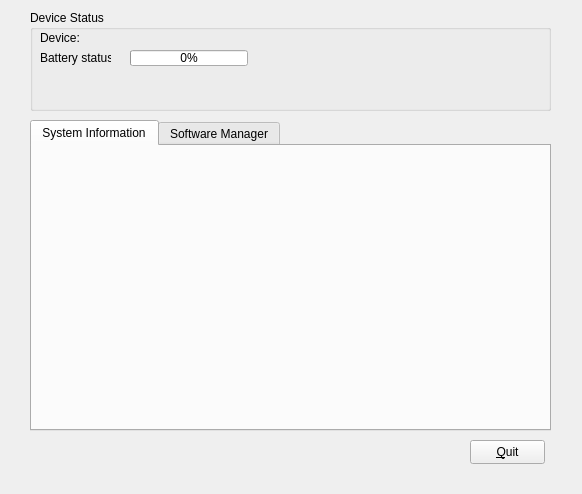
Above: synce-kpm/synce-kpm/data/ui/synce-kpm-mainwindow.ui from playday3008/SynCE before the change. Below: the same form after it.
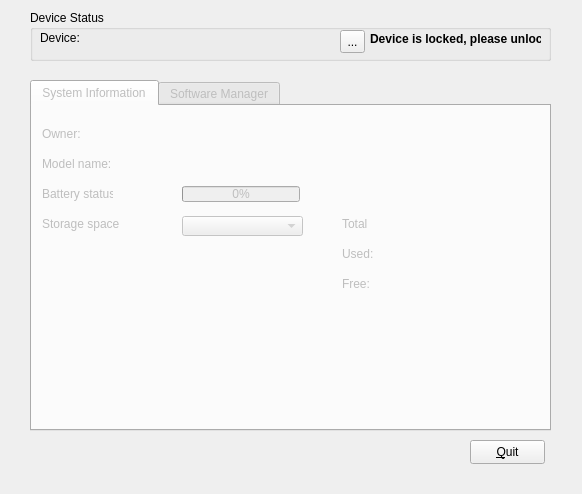
That is the form after the change.

Commit message: * Implemented Minimize-to-tray. Application must be quit 	  through Quit button, not through closing window 	* Implemented About dialog 	* Implemented handling of locked WM5 devices 	* Implemented handling of locked WM6 devices 	* Implemented more information on sysinfo screen 	* Did a bit of code-cleanup (more of this is needed)

The edit to the form file:
```diff
--- a/synce-kpm/synce-kpm/data/ui/synce-kpm-mainwindow.ui
+++ b/synce-kpm/synce-kpm/data/ui/synce-kpm-mainwindow.ui
@@ -18,7 +18,7 @@
      <x>30</x>
      <y>10</y>
      <width>521</width>
-     <height>101</height>
+     <height>51</height>
     </rect>
    </property>
    <property name="title" >
@@ -37,40 +37,6 @@
      <string>Device:</string>
     </property>
    </widget>
-   <widget class="QLabel" name="label_2" >
-    <property name="geometry" >
-     <rect>
-      <x>10</x>
-      <y>40</y>
-      <width>71</width>
-      <height>16</height>
-     </rect>
-    </property>
-    <property name="text" >
-     <string>Battery status:</string>
-    </property>
-   </widget>
-   <widget class="QProgressBar" name="batteryStatus" >
-    <property name="geometry" >
-     <rect>
-      <x>100</x>
-      <y>40</y>
-      <width>118</width>
-      <height>16</height>
-     </rect>
-    </property>
-    <property name="font" >
-     <font>
-      <pointsize>9</pointsize>
-     </font>
-    </property>
-    <property name="value" >
-     <number>0</number>
-    </property>
-    <property name="invertedAppearance" >
-     <bool>false</bool>
-    </property>
-   </widget>
    <widget class="QLabel" name="label_devicename" >
     <property name="geometry" >
      <rect>
@@ -97,6 +63,46 @@
      <string/>
     </property>
    </widget>
+   <widget class="QToolButton" name="toolButtonDeviceIsLocked" >
+    <property name="enabled" >
+     <bool>true</bool>
+    </property>
+    <property name="geometry" >
+     <rect>
+      <x>310</x>
+      <y>20</y>
+      <width>25</width>
+      <height>23</height>
+     </rect>
+    </property>
+    <property name="text" >
+     <string>...</string>
+    </property>
+   </widget>
+   <widget class="QLabel" name="labelDeviceIsLocked" >
+    <property name="geometry" >
+     <rect>
+      <x>340</x>
+      <y>20</y>
+      <width>171</width>
+      <height>18</height>
+     </rect>
+    </property>
+    <property name="font" >
+     <font>
+      <pointsize>9</pointsize>
+      <weight>75</weight>
+      <bold>true</bold>
+      <stylestrategy>PreferDefault</stylestrategy>
+     </font>
+    </property>
+    <property name="text" >
+     <string>Device is locked, please unlock</string>
+    </property>
+    <property name="scaledContents" >
+     <bool>true</bool>
+    </property>
+   </widget>
   </widget>
   <widget class="QPushButton" name="pushButton_Quit" >
    <property name="geometry" >
@@ -112,12 +118,15 @@
    </property>
   </widget>
   <widget class="QTabWidget" name="tabWidget" >
+   <property name="enabled" >
+    <bool>false</bool>
+   </property>
    <property name="geometry" >
     <rect>
      <x>30</x>
-     <y>120</y>
+     <y>80</y>
      <width>521</width>
-     <height>311</height>
+     <height>351</height>
     </rect>
    </property>
    <property name="currentIndex" >
@@ -127,6 +136,193 @@
     <attribute name="title" >
      <string>System Information</string>
     </attribute>
+    <widget class="QLabel" name="label_3" >
+     <property name="geometry" >
+      <rect>
+       <x>10</x>
+       <y>20</y>
+       <width>91</width>
+       <height>16</height>
+      </rect>
+     </property>
+     <property name="text" >
+      <string>Owner:</string>
+     </property>
+    </widget>
+    <widget class="QLabel" name="labelDeviceOwner" >
+     <property name="geometry" >
+      <rect>
+       <x>150</x>
+       <y>20</y>
+       <width>91</width>
+       <height>16</height>
+      </rect>
+     </property>
+     <property name="text" >
+      <string/>
+     </property>
+    </widget>
+    <widget class="QLabel" name="label_5" >
+     <property name="geometry" >
+      <rect>
+       <x>10</x>
+       <y>50</y>
+       <width>91</width>
+       <height>16</height>
+      </rect>
+     </property>
+     <property name="text" >
+      <string>Model name:</string>
+     </property>
+    </widget>
+    <widget class="QLabel" name="labelModelName" >
+     <property name="geometry" >
+      <rect>
+       <x>150</x>
+       <y>50</y>
+       <width>91</width>
+       <height>16</height>
+      </rect>
+     </property>
+     <property name="text" >
+      <string/>
+     </property>
+    </widget>
+    <widget class="QLabel" name="label_7" >
+     <property name="geometry" >
+      <rect>
+       <x>310</x>
+       <y>110</y>
+       <width>91</width>
+       <height>16</height>
+      </rect>
+     </property>
+     <property name="text" >
+      <string>Total</string>
+     </property>
+    </widget>
+    <widget class="QLabel" name="labelStorageTotal" >
+     <property name="geometry" >
+      <rect>
+       <x>370</x>
+       <y>110</y>
+       <width>91</width>
+       <height>16</height>
+      </rect>
+     </property>
+     <property name="text" >
+      <string/>
+     </property>
+    </widget>
+    <widget class="QComboBox" name="storageSelector" >
+     <property name="geometry" >
+      <rect>
+       <x>150</x>
+       <y>110</y>
+       <width>121</width>
+       <height>20</height>
+      </rect>
+     </property>
+    </widget>
+    <widget class="QLabel" name="label_9" >
+     <property name="geometry" >
+      <rect>
+       <x>10</x>
+       <y>110</y>
+       <width>101</width>
+       <height>16</height>
+      </rect>
+     </property>
+     <property name="text" >
+      <string>Storage space</string>
+     </property>
+    </widget>
+    <widget class="QLabel" name="label_11" >
+     <property name="geometry" >
+      <rect>
+       <x>310</x>
+       <y>140</y>
+       <width>91</width>
+       <height>16</height>
+      </rect>
+     </property>
+     <property name="text" >
+      <string>Used:</string>
+     </property>
+    </widget>
+    <widget class="QLabel" name="labelStorageUsed" >
+     <property name="geometry" >
+      <rect>
+       <x>370</x>
+       <y>140</y>
+       <width>91</width>
+       <height>16</height>
+      </rect>
+     </property>
+     <property name="text" >
+      <string/>
+     </property>
+    </widget>
+    <widget class="QLabel" name="label_13" >
+     <property name="geometry" >
+      <rect>
+       <x>310</x>
+       <y>170</y>
+       <width>91</width>
+       <height>16</height>
+      </rect>
+     </property>
+     <property name="text" >
+      <string>Free:</string>
+     </property>
+    </widget>
+    <widget class="QLabel" name="labelStorageFree" >
+     <property name="geometry" >
+      <rect>
+       <x>370</x>
+       <y>170</y>
+       <width>91</width>
+       <height>16</height>
+      </rect>
+     </property>
+     <property name="text" >
+      <string/>
+     </property>
+    </widget>
+    <widget class="QProgressBar" name="batteryStatus" >
+     <property name="geometry" >
+      <rect>
+       <x>150</x>
+       <y>80</y>
+       <width>118</width>
+       <height>16</height>
+      </rect>
+     </property>
+     <property name="font" >
+      <font>
+       <pointsize>9</pointsize>
+      </font>
+     </property>
+     <property name="value" >
+      <number>0</number>
+     </property>
+     <property name="invertedAppearance" >
+      <bool>false</bool>
+     </property>
+    </widget>
+    <widget class="QLabel" name="label_2" >
+     <property name="geometry" >
+      <rect>
+       <x>10</x>
+       <y>80</y>
+       <width>71</width>
+       <height>16</height>
+      </rect>
+     </property>
+     <property name="text" >
+      <string>Battery status:</string>
+     </property>
+    </widget>
    </widget>
    <widget class="QWidget" name="tab_2" >
     <attribute name="title" >
```
Left out of the diff: 10 changed lines with no effect on the pictures. The commit also changes 7 other files.
